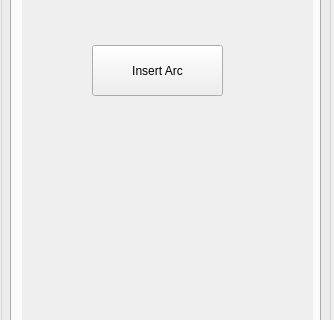
Before: the Qt Designer form Labor/GUI/SideWidget.ui in Moenish/II_II-CAGD, drawn with Qt 5; both pictures show x 0 to 334 and y 469 to 789 of the 334 by 1132 pixel window.
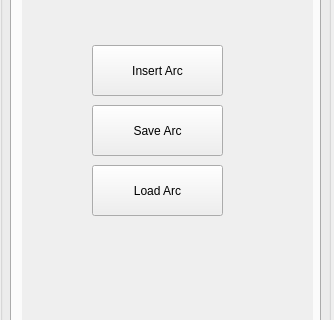
After: the same form once the commit is applied. The open tabs and pages were chosen to show the change.

Commit message: Add UI hook for arc save/load

Patch:
```diff
--- a/Labor/GUI/SideWidget.ui
+++ b/Labor/GUI/SideWidget.ui
@@ -370,6 +370,32 @@
          </item>
         </layout>
        </widget>
+       <widget class="QToolButton" name="arcSaveButton">
+        <property name="geometry">
+         <rect>
+          <x>70</x>
+          <y>230</y>
+          <width>131</width>
+          <height>51</height>
+         </rect>
+        </property>
+        <property name="text">
+         <string>Save Arc</string>
+        </property>
+       </widget>
+       <widget class="QToolButton" name="arcLoadButton">
+        <property name="geometry">
+         <rect>
+          <x>70</x>
+          <y>290</y>
+          <width>131</width>
+          <height>51</height>
+         </rect>
+        </property>
+        <property name="text">
+         <string>Load Arc</string>
+        </property>
+       </widget>
       </widget>
       <widget class="QWidget" name="arcManipulation">
        <property name="geometry">
```
Left out of the diff: 16 changed lines with no effect on the pictures. The commit also changes 3 other files.
